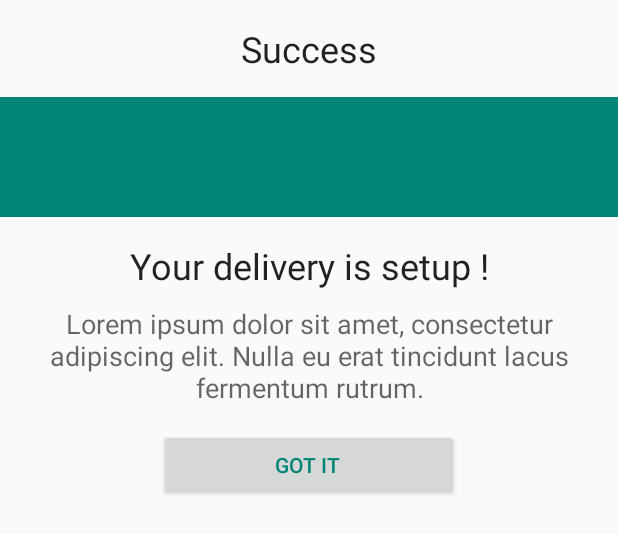
After one commit to ahmedkmadani/TutaApp, an Android app: the layout confirm_order_dailog.xml on its own in the app's theme, with its tools: preview values and no code run, on a phone screen of 412 x 824 dp. The commit adds this screen. Shown: the top 534 px of the screen. Run offline under Robolectric (Android 15) with nearby library versions, the phone set to English and light mode, and no system bars.

Commit message:
add alert dialog for order confirmation

```diff
--- a/app/src/main/java/com/tutaapp/tuta/MapsActivity.kt
+++ b/app/src/main/java/com/tutaapp/tuta/MapsActivity.kt
@@ -7,10 +7,12 @@ import android.location.Geocoder
 import android.location.Location
 import android.os.Bundle
 import android.util.Log
+import android.view.LayoutInflater
 import android.view.inputmethod.InputMethodManager
 import android.widget.AutoCompleteTextView
 import android.widget.Button
 import android.widget.TextView
+import androidx.appcompat.app.AlertDialog
 import androidx.appcompat.app.AppCompatActivity
 import androidx.core.app.ActivityCompat
 import com.google.android.gms.location.FusedLocationProviderClient
@@ -240,6 +242,8 @@ class MapsActivity : AppCompatActivity(), OnMapReadyCallback, GoogleMap.OnMarker
 
         btn_confirm_order.setOnClickListener {
 
+            ShowConifrmdailog()
+
         }
 
         btn_back.setOnClickListener {
@@ -250,7 +254,15 @@ class MapsActivity : AppCompatActivity(), OnMapReadyCallback, GoogleMap.OnMarker
 
     }
 
+    private fun ShowConifrmdailog() {
 
+
+        val cDialogView = LayoutInflater.from(this).inflate(R.layout.confirm_order_dailog, null)
+        val mBuilder = AlertDialog.Builder(this).setView(cDialogView)
+
+        val mAlertDialog = mBuilder.show()
+
+    }
 
 
     private fun getAddress(location: LatLng): String {
--- /dev/null
+++ b/app/src/main/res/layout/confirm_order_dailog.xml
@@ -0,0 +1,68 @@
+<?xml version="1.0" encoding="utf-8"?>
+<LinearLayout xmlns:android="http://schemas.android.com/apk/res/android"
+              android:layout_width="match_parent"
+              android:layout_height="match_parent"
+              android:orientation="vertical">
+
+    <LinearLayout
+            android:layout_width="match_parent"
+            android:layout_height="wrap_content"
+            android:orientation="vertical"
+            android:padding="16dp">
+
+        <TextView
+                android:layout_width="match_parent"
+                android:layout_height="wrap_content"
+                android:text="Success"
+                android:textAlignment="center"
+                android:textAppearance="@style/TextAppearance.AppCompat.Headline" />
+
+    </LinearLayout>
+
+
+    <RelativeLayout
+            android:layout_width="match_parent"
+            android:layout_height="80dp"
+            android:background="@color/colorPrimary">
+
+        <ImageView
+                android:layout_width="50dp"
+                android:layout_height="50dp"
+                android:layout_centerInParent="true"
+                />
+
+    </RelativeLayout>
+
+    <LinearLayout
+            android:layout_width="match_parent"
+            android:layout_height="wrap_content"
+            android:orientation="vertical"
+            android:padding="16dp">
+
+        <TextView
+                android:layout_width="match_parent"
+                android:layout_height="wrap_content"
+                android:text="Your delivery is setup !"
+                android:textAlignment="center"
+                android:textAppearance="@style/TextAppearance.AppCompat.Headline"/>
+
+        <TextView
+                android:layout_width="match_parent"
+                android:layout_height="wrap_content"
+                android:layout_marginTop="10dp"
+                android:text="Lorem ipsum dolor sit amet, consectetur adipiscing elit. Nulla eu erat tincidunt lacus fermentum rutrum."
+                android:textAlignment="center"
+                android:textAppearance="@style/TextAppearance.AppCompat.Medium" />
+
+        <Button
+                android:id="@+id/buttonOk"
+                android:layout_width="200dp"
+                android:layout_height="wrap_content"
+                android:layout_gravity="center"
+                android:layout_marginTop="15dp"
+                android:text="GOT IT "
+                android:textColor="@color/colorPrimary"/>
+
+    </LinearLayout>
+
+</LinearLayout>
```
